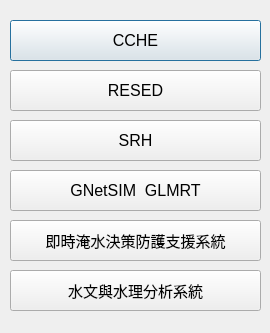
First picture: the form in initFace.ui, repository sythenA/hydroModelsBank, before the edit.
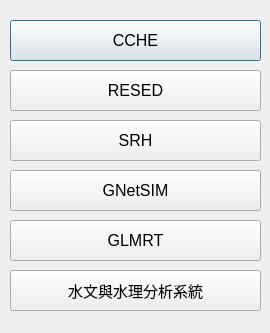
Second picture: the form after the edit.

What changed in the file:
```diff
--- a/initFace.ui
+++ b/initFace.ui
@@ -94,7 +94,7 @@
     </font>
    </property>
    <property name="text">
-    <string>GNetSIM  GLMRT</string>
+    <string>GNetSIM</string>
    </property>
   </widget>
   <widget class="QPushButton" name="initFloodReal">
@@ -108,11 +108,11 @@
    </property>
    <property name="font">
     <font>
-     <pointsize>11</pointsize>
+     <pointsize>12</pointsize>
     </font>
    </property>
    <property name="text">
-    <string>即時淹水決策防護支援系統</string>
+    <string>GLMRT</string>
    </property>
   </widget>
   <widget class="QPushButton" name="initNTOUHydro">
```
Left out of the diff: 4 changed lines with no effect on the pictures.
